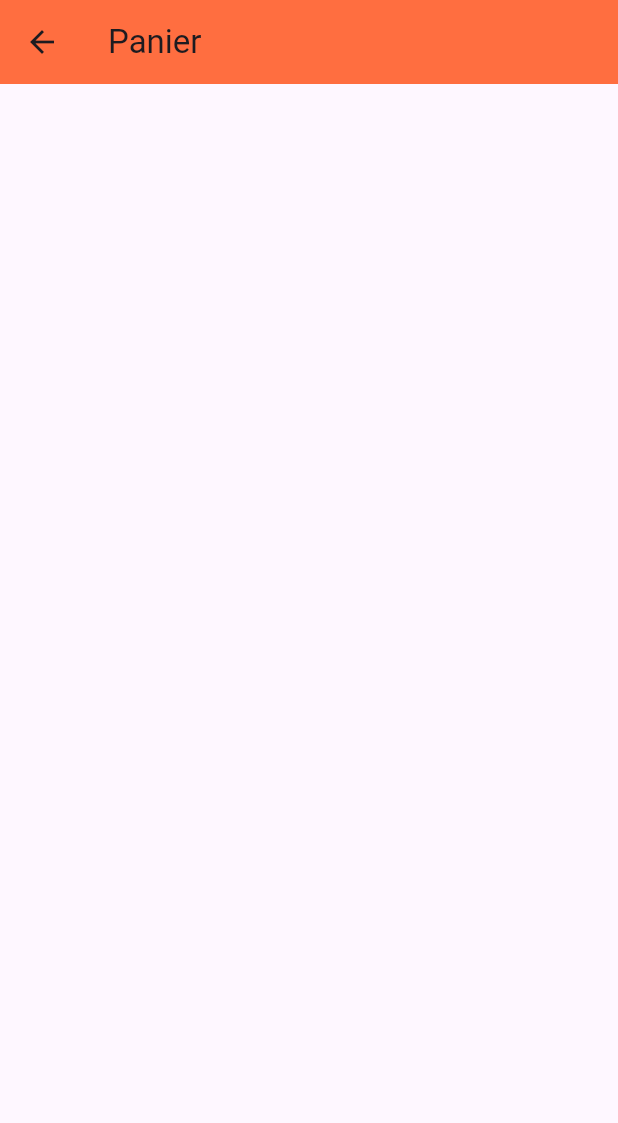
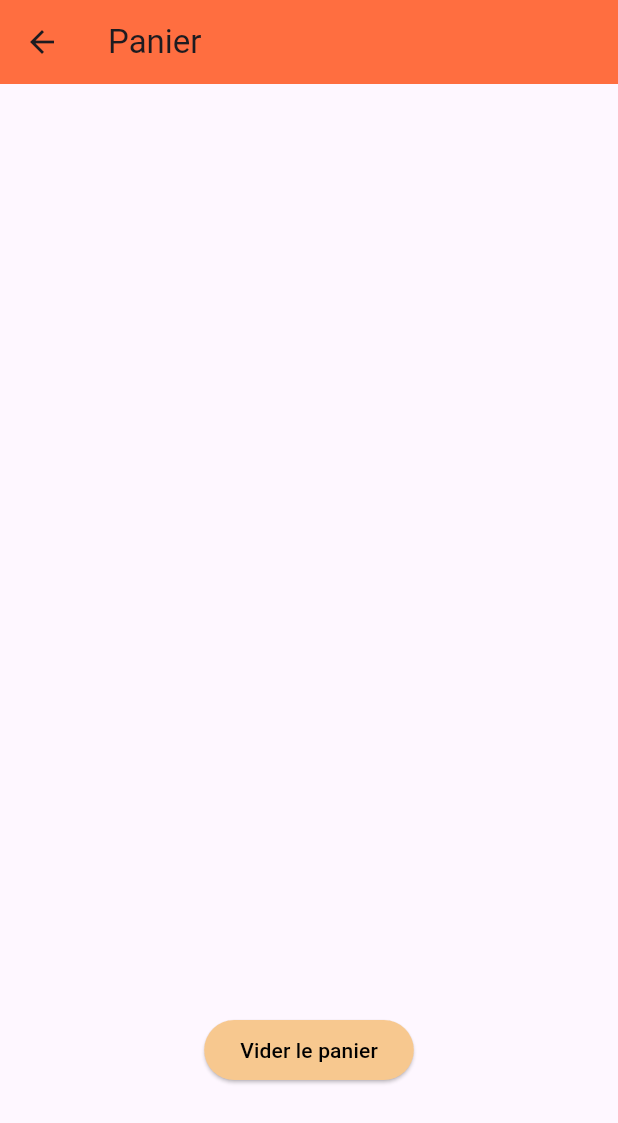
Before and after one commit to Eszter112/ShopoCalipse, a Flutter app: the Cart screen opened by its route, on a phone screen of 412 x 824 dp. Shown: the top 1123 px of the screen. Run offline on Flutter 3.47's test engine with Material 3 defaults, Android fonts, the phone set to English and light mode, and no system bars; our stand-ins replace badges, logger; missing offline and left inert: add_to_cart_button.

Commit message:
shoppiong cart icon +counter item + cart view page show item selected

```diff
--- /dev/null
+++ b/devtools_options.yaml
@@ -0,0 +1,3 @@
+description: This file stores settings for Dart & Flutter DevTools.
+documentation: https://docs.flutter.dev/tools/devtools/extensions#configure-extension-enablement-states
+extensions:
--- a/lib/main.dart
+++ b/lib/main.dart
@@ -9,7 +9,7 @@ import 'package:shopocalipse/viewmodels/cart.dart';
 import 'view/product.dart';
 import 'viewmodels/product_provider.dart';
 import 'view/grandeListHome_view.dart';
-import 'view/logo.dart';
+// import 'view/logo.dart';
 // import 'view/widgets/searchBar.dart';
 
 void main() {
--- a/lib/view/cart.dart
+++ b/lib/view/cart.dart
@@ -13,32 +13,44 @@ class Cart extends StatefulWidget {
 class _CartState extends State<Cart> {
   @override
   Widget build(BuildContext context) {
-    final cart = Provider.of<CartCVM>(context);
     return Scaffold(
       appBar: AppBar(
         title: const Text("Panier"),
         backgroundColor: Colors.deepOrangeAccent,
       ),
-      body: ListView.builder(
-        itemCount: cart.items.length,
-        itemBuilder: (context, index) {
-          final product = cart.items[index];
-          return
-          // ListTile(
-          //   title: Text(product.title),
-          //   subtitle: Text("${product.price} €"),
-          //   trailing: IconButton(
-          //     icon: const Icon(Icons.add),
-          //     onPressed: () => cart.add(product),
-          //   ),
-          // ),
-          ListTile(
-            title: Text(product.title),
-            subtitle: Text("${product.price} €"),
-            trailing: IconButton(
-              icon: const Icon(Icons.delete),
-              onPressed: () => cart.remove(product),
-            ),
+      body: Consumer<CartCVM>(
+        builder: (context, cart, child) {
+          return Column(
+            children: [
+              Expanded(
+                child: ListView.builder(
+                  itemCount: cart.items.length,
+                  itemBuilder: (context, index) {
+                    final item = cart.items[index];
+                    return ListTile(
+                      title: Text(item.title),
+                      subtitle: Text("${item.price} €"),
+                      trailing: IconButton(
+                        icon: const Icon(Icons.delete),
+                        onPressed: () => cart.remove(item),
+                      ),
+                    );
+                  },
+                ),
+              ),
+              // btn vider panier
+              ElevatedButton(
+                onPressed: () => cart.clear(),
+                style: ElevatedButton.styleFrom(
+                  backgroundColor: const Color.fromARGB(255, 247, 200, 143),
+                ),
+                child: const Text(
+                  "Vider le panier",
+                  style: TextStyle(color: Colors.black),
+                ),
+              ),
+              SizedBox(height: 100),
+            ],
           );
         },
       ),
--- a/lib/view/grandeListHome_view.dart
+++ b/lib/view/grandeListHome_view.dart
@@ -3,7 +3,7 @@ import 'package:provider/provider.dart';
 import 'package:shopocalipse/view/bottom_navbar.dart';
 import 'package:shopocalipse/view/widgets/card_with_products.dart';
 import '../viewmodels/product_provider.dart';
-import 'widgets/product_promo_card.dart';
+// import 'widgets/product_promo_card.dart';
 // import 'package:shopocalipse/view/product.dart';
 import 'description_produit.dart';
 // import 'widgets/searchBar.dart';
--- a/lib/view/product.dart
+++ b/lib/view/product.dart
@@ -1,7 +1,7 @@
 import 'package:flutter/material.dart';
 import 'package:provider/provider.dart';
 import 'package:shopocalipse/view/bottom_navbar.dart';
-import '../models/product.dart';
+// import '../models/product.dart';
 import '../viewmodels/product_provider.dart';
 import 'description_produit.dart';
 
--- a/lib/viewmodels/cart.dart
+++ b/lib/viewmodels/cart.dart
@@ -18,4 +18,10 @@ class CartCVM with ChangeNotifier {
     items.clear();
     notifyListeners();
   }
+
+  double get totalPrice => items
+      .map((product) => product.price)
+      .fold(0, (sum, price) => sum + price);
+
+  int get itemCount => items.length;
 }
--- a/lib/viewmodels/item_add_delete.dart
+++ b/lib/viewmodels/item_add_delete.dart
@@ -1,5 +1,5 @@
 import 'package:flutter/material.dart';
-import '../services/api_product.dart';
+// import '../services/api_product.dart';
 import '../models/product.dart';
 
 class ItemAddDelete with ChangeNotifier {
--- a/pubspec.yaml
+++ b/pubspec.yaml
@@ -42,6 +42,8 @@ dependencies:
     intl: ^0.20.2
     google_fonts: ^6.3.2
     logger: ^2.0.2+1
+    #pour les items sur panier : =>
+    badges: ^3.1.2
 
 dev_dependencies:
     flutter_test:
```
Also changed, not shown: lib/view/bottom_navbar.dart (+43 -31 lines), lib/view/description_produit.dart (+26 -24 lines), pubspec.lock.
